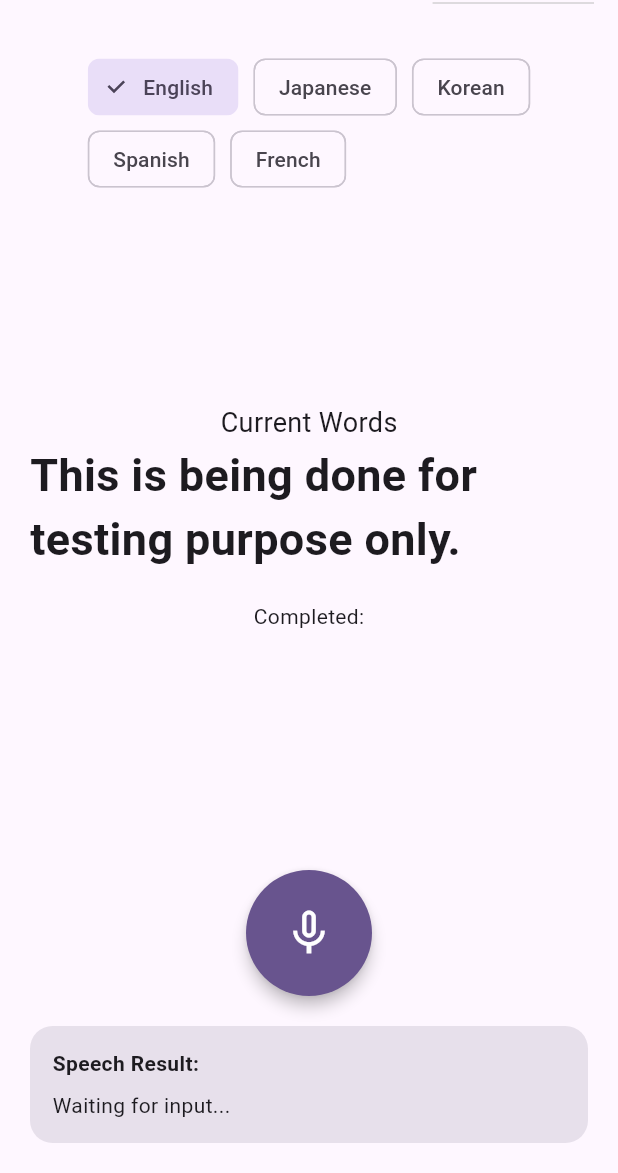
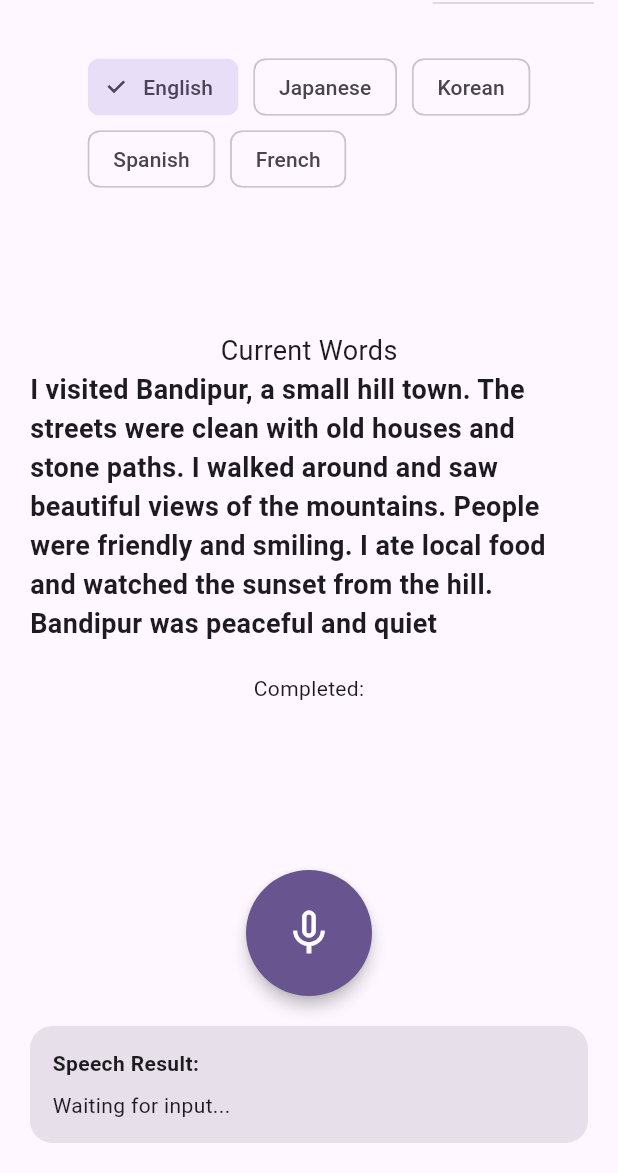
Before and after one commit to Prayag887/speech_recognizer_ios, a Flutter app: the screen it shows after launch, on a phone screen of 412 x 824 dp, the part 63-1236 px from its top. Run offline on Flutter 3.47's test engine with Material 3 defaults, Android fonts, the phone set to English and light mode, and no system bars; our stand-ins replace plugin_platform_interface.

```diff
--- a/example/lib/screens/pronunciation_practice_screen.dart
+++ b/example/lib/screens/pronunciation_practice_screen.dart
@@ -146,7 +146,8 @@ class _PronunciationPracticeScreenState
       _currentAlphabet.value = _japaneseChars[_currentCharIndex[language]!];
       _currentCharIndex[language] = (_currentCharIndex[language]! + 1) % _japaneseChars.length;
     } else {
-      _currentAlphabet.value = "This is being done for testing purpose only.";
+      // _currentAlphabet.value = "This is being done for testing purpose only.";
+      _currentAlphabet.value = "I visited Bandipur, a small hill town. The streets were clean with old houses and stone paths. I walked around and saw beautiful views of the mountains. People were friendly and smiling. I ate local food and watched the sunset from the hill. Bandipur was peaceful and quiet";
       _currentCharIndex['en-US'] = (_currentCharIndex['en-US']! + 1) % 26;
     }
   }
--- a/example/lib/widgets/alphabet_practice.dart
+++ b/example/lib/widgets/alphabet_practice.dart
@@ -19,7 +19,7 @@ class AlphabetPractice extends StatelessWidget {
         ValueListenableBuilder<String>(
           valueListenable: currentAlphabet,
           builder: (context, char, _) => Text(char,
-              style: const TextStyle(fontSize: 30, fontWeight: FontWeight.bold)),
+              style: const TextStyle(fontSize: 18, fontWeight: FontWeight.bold)),
         ),
         const SizedBox(height: 20),
         ValueListenableBuilder<List<String>>(
--- a/example/lib/widgets/sentence_practice.dart
+++ b/example/lib/widgets/sentence_practice.dart
@@ -21,7 +21,7 @@ class SentencePractice extends StatelessWidget {
         ValueListenableBuilder<String>(
           valueListenable: currentSentence,
           builder: (context, char, _) => Text(char,
-              style: const TextStyle(fontSize: 30, fontWeight: FontWeight.bold)),
+              style: const TextStyle(fontSize: 18, fontWeight: FontWeight.bold)),
         ),
         const SizedBox(height: 20),
         ValueListenableBuilder<List<String>>(
```
Also changed, not shown: example/pubspec.yaml (+3 -62 lines), example/pubspec.lock, 1 other file.
